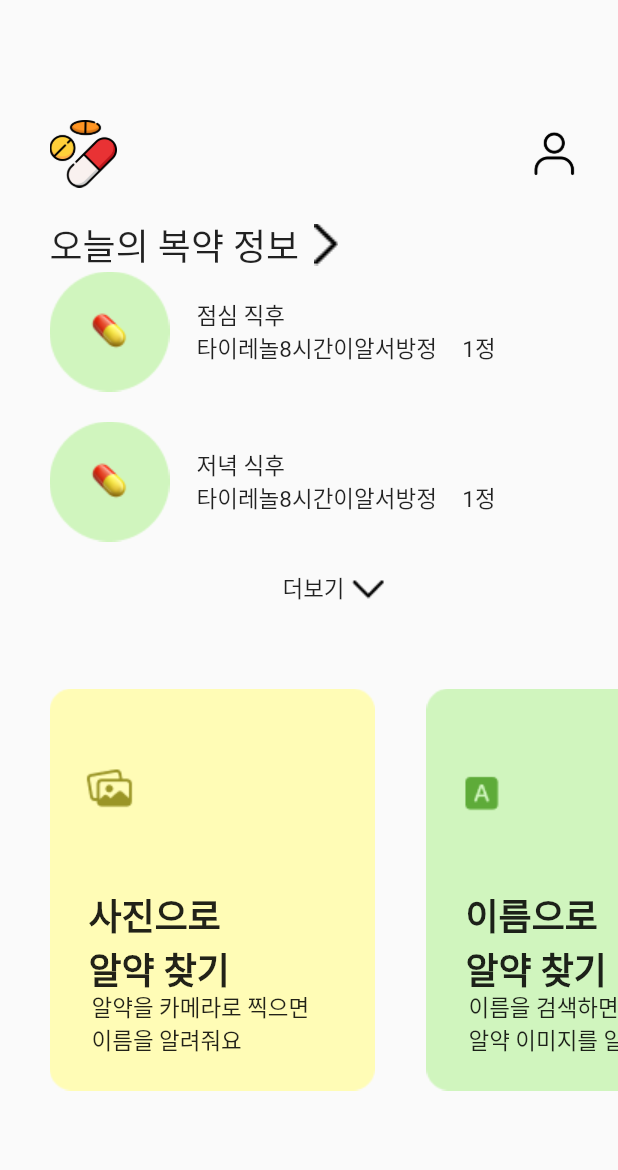
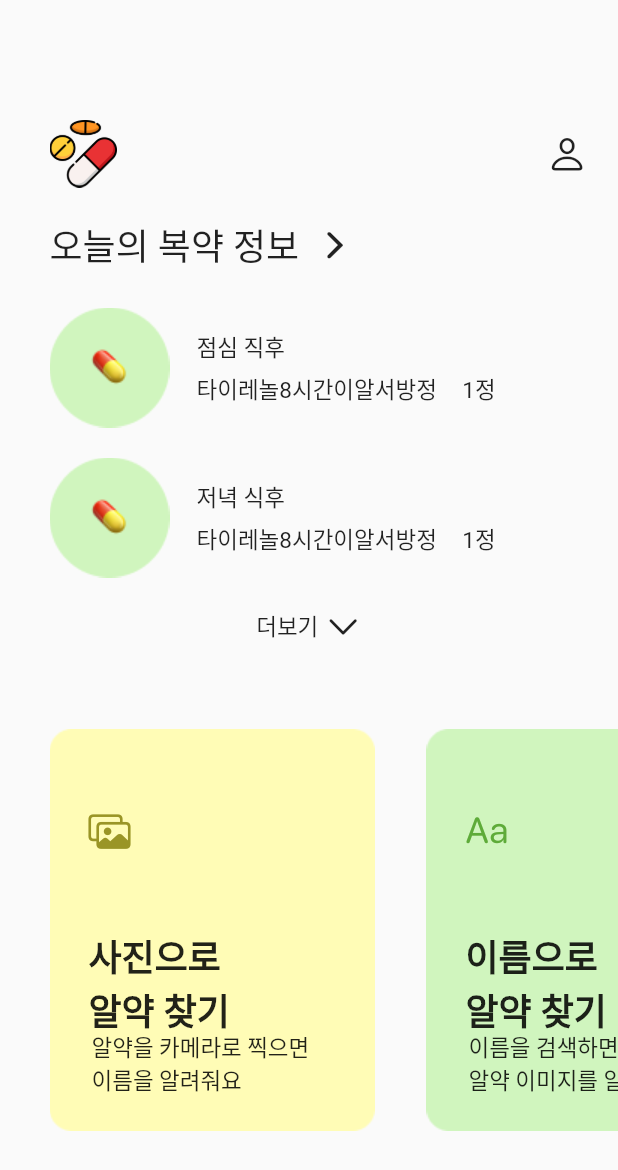
Before and after one commit to StopSoo/WhatIsMethIs-App, a Flutter app: the MyHomePage_after screen opened directly with empty values, on a phone screen of 412 x 824 dp. Shown: the top 1170 px of the screen. Run offline on Flutter 3.47's test engine with Material 2 defaults, Android fonts, the phone set to English and light mode, and no system bars; Roboto replaces fonts that are missing (Inter-ExtraBold).

Commit message:
edit main screen and files

```diff
--- a/lib/screen/home_screen.dart
+++ b/lib/screen/home_screen.dart
@@ -1,6 +1,7 @@
 // class MyHomePage_after
 // 상단 바 - 로고 / 마이 페이지 / '오늘의 복약 정보' 텍스트 / 화살표 버튼
 import 'package:flutter/material.dart';
+import 'package:flutter/cupertino.dart';
 
 class HomeScreen extends StatefulWidget {
   _HomeScreenState createState() => _HomeScreenState();
@@ -34,14 +35,23 @@ class TopBar extends StatelessWidget {
                   fit: BoxFit.contain,
                   height: 45),
               Spacer(),
-              Image.asset('images/icon_person.png',
-                  fit: BoxFit.contain, height: 45)
+              InkWell(
+                onTap: () {},
+                child: Icon(
+                CupertinoIcons.person,
+                size: 28
+                ),
+              ),
             ]),
-            SizedBox(height: 20, width: 200),
+            SizedBox(
+              height: 20,
+              width: 200
+            ),
             // 오늘의 복약 정보
             Row(
               children: <Widget>[
-                Container(
+                InkWell(
+                  onTap: () {},
                   child: Text(
                     '오늘의 복약 정보',
                     style: TextStyle(fontSize: 24),
@@ -49,13 +59,15 @@ class TopBar extends StatelessWidget {
                 ),
                 SizedBox(height: 28, width: 10),
                 InkWell(
-                    onTap: () {},
-                    child: Image.asset(
-                      'images/icon_arrow_right.png',
-                      alignment: Alignment.bottomRight,
-                      fit: BoxFit.contain,
-                      height: 28
-                    )
+                  onTap: () {},
+                  child: Column(
+                    children: [
+                      Icon(
+                        CupertinoIcons.chevron_forward,
+                        size: 28
+                      ),
+                    ]
+                  )
                 ),
               ],
             ),
--- a/lib/widget/find_med_widget.dart
+++ b/lib/widget/find_med_widget.dart
@@ -1,6 +1,8 @@
 // class MyHomePage_after
 // 가로 스크롤을 이용하여 사진으로 알약 찾기 / 이름으로 알약 찾기 / 비상 연락망 등록하기 페이지로 넘어감
+import 'package:flutter/cupertino.dart';
 import 'package:flutter/material.dart';
+import 'package:flutter_application/constants/colors.dart';
 
 class FindMed extends StatefulWidget {
   _FindMedState createState() => _FindMedState();
@@ -26,14 +28,17 @@ class FindWidget extends StatelessWidget {
           scrollDirection: Axis.horizontal, // 가로 스크롤
           child: Row(
             children: [
-                Stack(
-                  children: [
-                    Image.asset(
-                    'images/icon_find_med_pic.png',
-                    fit: BoxFit.contain,
+              InkWell(
+                  onTap: () {},
+                  child: Stack(children: [
+                    Container(
+                      child: Image.asset(
+                        'images/icon_yellowbox.png',
+                        fit: BoxFit.contain
+                      )
                     ),
                     Container(
-                      padding: EdgeInsets.fromLTRB(26,133,98,81),
+                      padding: EdgeInsets.fromLTRB(26, 133, 98, 81),
                       child: Align(
                         alignment: Alignment.bottomCenter,
                         child: Text(
@@ -46,8 +51,17 @@ class FindWidget extends StatelessWidget {
                         )
                       )
                     ),
+                    SizedBox(width: 26),
                     Container(
-                      padding: EdgeInsets.fromLTRB(28,201,32,23),
+                      margin: EdgeInsets.fromLTRB(26, 53, 0, 0),
+                      child: Icon(
+                        CupertinoIcons.photo_on_rectangle,
+                        size: 28,
+                        color: Color(0xFF9A9526),
+                      )
+                    ),
+                    Container(
+                      padding: EdgeInsets.fromLTRB(28, 201, 32, 23),
                       child: Align(
                         alignment: Alignment.bottomLeft,
                         child: Text(
@@ -61,19 +75,20 @@ class FindWidget extends StatelessWidget {
                       )
                     )
                   ]
+                )
               ),
-                SizedBox(
-                  width:33,
-                  height: 268
-                ),
-                Stack(
-                  children: [
-                    Image.asset(
-                    'images/icon_find_med_name.png',
-                    fit: BoxFit.contain,
+              SizedBox(width: 33, height: 268),
+              InkWell(
+                onTap: () {},
+                child: Stack(children: [
+                  Container(
+                    child: Image.asset(
+                      'images/icon_greenbox.png',
+                      fit: BoxFit.contain
+                    )
                   ),
                   Container(
-                      padding: EdgeInsets.fromLTRB(26,133,98,81),
+                    padding: EdgeInsets.fromLTRB(26, 133, 98, 81),
                     child: Align(
                       alignment: Alignment.bottomCenter,
                       child: Text(
@@ -86,8 +101,17 @@ class FindWidget extends StatelessWidget {
                       )
                     )
                   ),
+                  SizedBox(width: 26),
                   Container(
-                      padding: EdgeInsets.fromLTRB(28,201,32,23),
+                    margin: EdgeInsets.fromLTRB(26, 53, 0, 0),
+                    child: Icon(
+                      CupertinoIcons.textformat,
+                      size: 28,
+                      color: Color(0xFF5EAB39),
+                    )
+                  ),
+                  Container(
+                    padding: EdgeInsets.fromLTRB(28, 201, 32, 23),
                     child: Align(
                       alignment: Alignment.bottomLeft,
                       child: Text(
@@ -101,19 +125,19 @@ class FindWidget extends StatelessWidget {
                     )
                   )
                 ]
-                ),
-                SizedBox(
-                  width:33,
-                  height: 268
-                ),
-                Stack(
-                  children: [
-                    Image.asset(
-                    'images/icon_find_med_contact.png',
-                    fit: BoxFit.contain,
+              )),
+              SizedBox(width: 33, height: 268),
+              InkWell(
+                onTap: () {},
+                child: Stack(children: [
+                  Container(
+                    child: Image.asset(
+                      'images/icon_yellowbox.png',
+                      fit: BoxFit.contain
+                    )
                   ),
                   Container(
-                      padding: EdgeInsets.fromLTRB(26,133,98,81),
+                    padding: EdgeInsets.fromLTRB(26, 133, 98, 81),
                     child: Align(
                       alignment: Alignment.bottomCenter,
                       child: Text(
@@ -126,8 +150,17 @@ class FindWidget extends StatelessWidget {
                       )
                     )
                   ),
+                  SizedBox(width: 26),
                   Container(
-                      padding: EdgeInsets.fromLTRB(28,201,32,23),
+                    margin: EdgeInsets.fromLTRB(26, 53, 0, 0),
+                    child: Icon(
+                      CupertinoIcons.exclamationmark_circle_fill,
+                      size: 28,
+                      color: Color(0xFF9A9526),
+                    )
+                  ),
+                  Container(
+                    padding: EdgeInsets.fromLTRB(28, 201, 32, 23),
                     child: Align(
                       alignment: Alignment.bottomLeft,
                       child: Text(
@@ -141,6 +174,7 @@ class FindWidget extends StatelessWidget {
                     )
                   )
                 ]
+              )
             ),
           ],
         )
--- a/lib/widget/todays_med_widget.dart
+++ b/lib/widget/todays_med_widget.dart
@@ -1,6 +1,7 @@
 // class MyHomePage_after
 // 오늘의 복약 정보 위젯
 import 'package:flutter/material.dart';
+import 'package:flutter/cupertino.dart';
 
 class TodaysMed extends StatefulWidget {
   _TodaysMedState createState() => _TodaysMedState();
@@ -22,11 +23,12 @@ class MedWidget extends StatelessWidget {
   @override
   Widget build(BuildContext context) {
     return Container(
-      padding: EdgeInsets.fromLTRB(33, 0, 0, 0),
       child: Column(
         mainAxisAlignment: MainAxisAlignment.spaceBetween,
         children: <Widget>[
-          Row(
+          Container(
+            padding: EdgeInsets.fromLTRB(33, 24, 0, 0),
+            child: Row(
               children: [
                 Image.asset(
                   'images/icon_todays_med.png',
@@ -43,6 +45,9 @@ class MedWidget extends StatelessWidget {
                     Text(
                       '점심 직후',
                       style: TextStyle(fontSize: 15),
+                    ),
+                    SizedBox(
+                      height: 6
                     ),
                     Row(
                       children: <Widget>[
@@ -63,11 +68,14 @@ class MedWidget extends StatelessWidget {
                 )
               ],
             ),
+          ),
           SizedBox(
                 height: 20,
                 width: 100
           ),
-          Row(
+          Container(
+            padding: EdgeInsets.fromLTRB(33, 0, 0, 0),
+            child: Row(
               children: [
                 Image.asset(
                   'images/icon_todays_med.png',
@@ -84,6 +92,9 @@ class MedWidget extends StatelessWidget {
                     Text(
                       '저녁 식후',
                       style: TextStyle(fontSize: 15),
+                    ),
+                    SizedBox(
+                      height: 6
                     ),
                     Row(
                       children: <Widget>[
@@ -104,15 +115,20 @@ class MedWidget extends StatelessWidget {
                 )
               ],
             ),
+          ),
           SizedBox(
             height:20
           ),
-          Row(
+          Container(
+            child: Row(
               mainAxisAlignment: MainAxisAlignment.center,
               children: [
-              Text(
+                InkWell(
+                  onTap: () {},
+                  child: Text(
                   '더보기',
                   style: TextStyle(fontSize: 15),
+                  ),
                 ),
                 SizedBox(
                   height: 22,
@@ -120,13 +136,13 @@ class MedWidget extends StatelessWidget {
                 ),
                 InkWell(
                   onTap: () {},
-                child: Image.asset(
-                  'images/icon_arrow_bottom.png',
-                  fit: BoxFit.contain,
-                  height: 22
+                  child: Icon(
+                    CupertinoIcons.chevron_down,
+                    size: 25
                   )
                 ),
               ]
+            )
           )
         ]
       )
--- a/pubspec.yaml
+++ b/pubspec.yaml
@@ -73,6 +73,8 @@ flutter:
     - images/icon_register_pic.png
     - images/icon_date_bar.png
     - images/icon_wave.png
+    - images/icon_yellowbox.png
+    - images/icon_greenbox.png
 
   # An image asset can refer to one or more resolution-specific "variants", see
   # https://flutter.dev/assets-and-images/#resolution-aware
```
Also changed, not shown: lib/components/textstyle.dart (added, +105 -0 lines), lib/constants/colors.dart (+16 -0 lines), lib/main.dart (+11 -8 lines), lib/widget/register_med_info.dart (+7 -5 lines), images/icon_greenbox.png (added), images/icon_yellowbox.png (added). Lines whose indentation alone changed are shown as unchanged.
